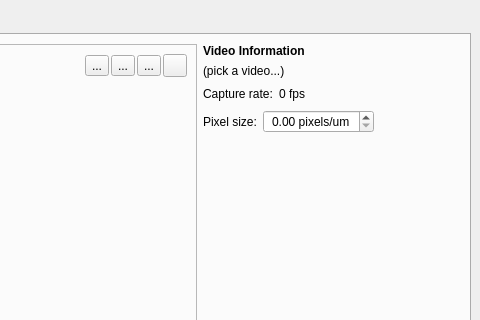
First picture: the form in src/gui/mainwindow.ui, repository adwolfe/yawt, before the edit; both pictures show x 726 to 1206 and y 0 to 320 of the 1206 by 735 pixel window.
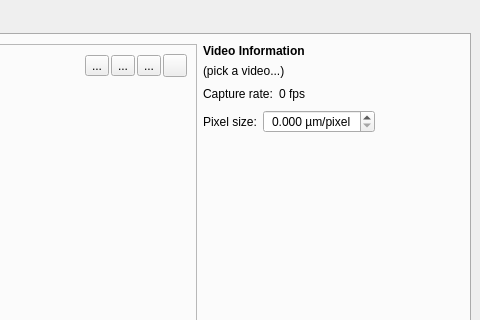
Second picture: the form after the edit. The open tabs and pages were chosen to show the change. Icons and pictures are not drawn. Custom widgets are drawn as their Qt base class.

```diff
--- a/src/gui/mainwindow.ui
+++ b/src/gui/mainwindow.ui
@@ -1170,8 +1170,11 @@
                <property name="alignment">
                 <set>Qt::AlignmentFlag::AlignCenter</set>
                </property>
+               <property name="decimals">
+                <number>3</number>
+               </property>
                <property name="suffix">
-                <string> pixels/um</string>
+                <string> µm/pixel</string>
                </property>
               </widget>
              </item>
```
